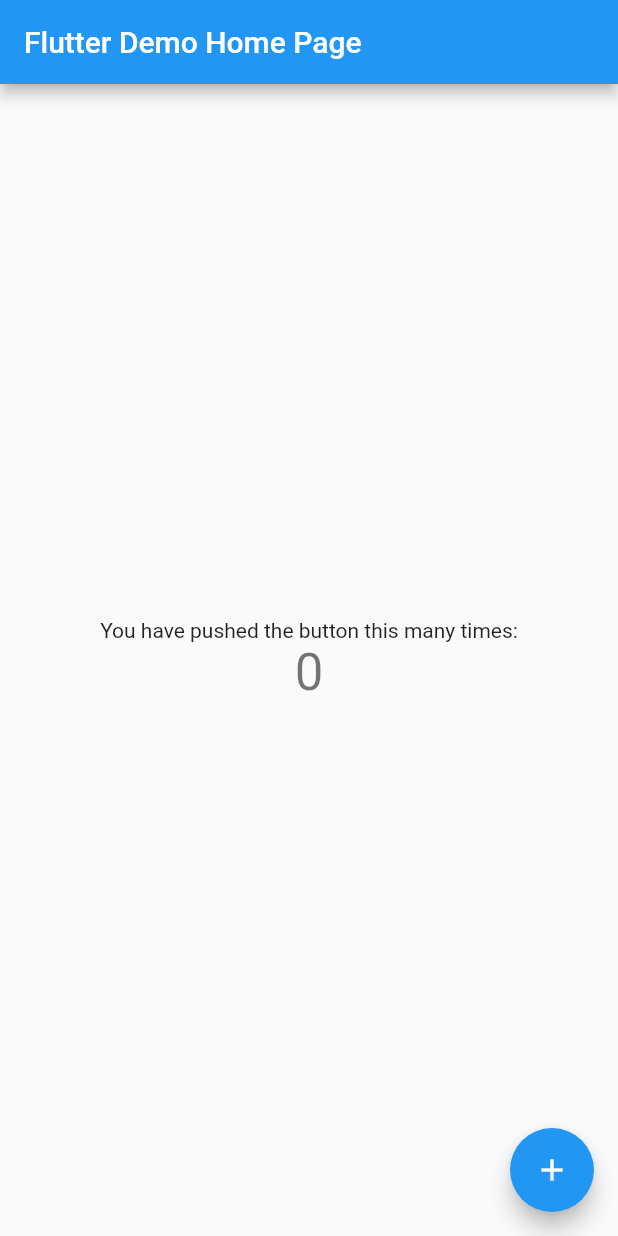
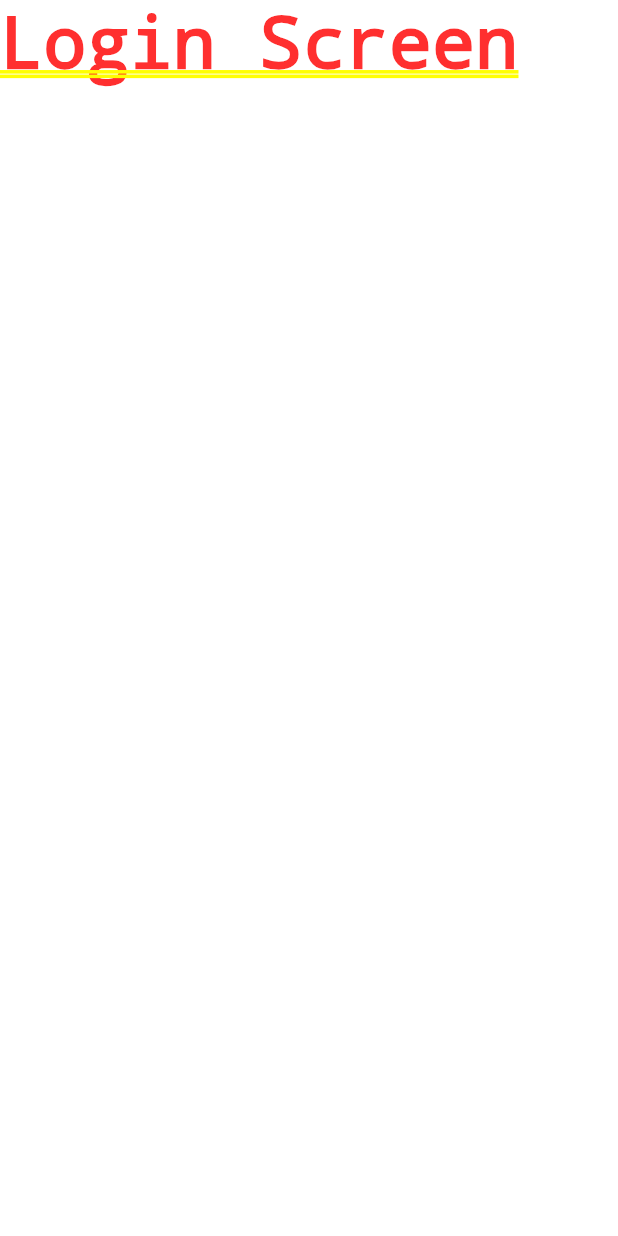
Before and after one commit to johnreyes96/survey, a Flutter app: the screen it shows after launch, on a phone screen of 412 x 824 dp. Run offline on Flutter 3.47's test engine with Material 2 defaults, Android fonts, the phone set to English and light mode, and no system bars.

Commit message:
main screen and initial login screen

```diff
--- a/lib/main.dart
+++ b/lib/main.dart
@@ -1,115 +1,34 @@
 import 'package:flutter/material.dart';
 
-void main() {
-  runApp(const MyApp());
+import 'package:survey_app/screens/login_screen.dart';
+
+void main() => runApp(MyApp());
+
+class MyApp extends StatefulWidget {
+  const MyApp({ Key? key }) : super(key: key);
+
+  @override
+  _MyAppState createState() => _MyAppState();
 }
 
-class MyApp extends StatelessWidget {
-  const MyApp({Key? key}) : super(key: key);
-
-  // This widget is the root of your application.
-  @override
-  Widget build(BuildContext context) {
-    return MaterialApp(
-      title: 'Flutter Demo',
-      theme: ThemeData(
-        // This is the theme of your application.
-        //
-        // Try running your application with "flutter run". You'll see the
-        // application has a blue toolbar. Then, without quitting the app, try
-        // changing the primarySwatch below to Colors.green and then invoke
-        // "hot reload" (press "r" in the console where you ran "flutter run",
-        // or simply save your changes to "hot reload" in a Flutter IDE).
-        // Notice that the counter didn't reset back to zero; the application
-        // is not restarted.
-        primarySwatch: Colors.blue,
-      ),
-      home: const MyHomePage(title: 'Flutter Demo Home Page'),
-    );
-  }
-}
-
-class MyHomePage extends StatefulWidget {
-  const MyHomePage({Key? key, required this.title}) : super(key: key);
-
-  // This widget is the home page of your application. It is stateful, meaning
-  // that it has a State object (defined below) that contains fields that affect
-  // how it looks.
-
-  // This class is the configuration for the state. It holds the values (in this
-  // case the title) provided by the parent (in this case the App widget) and
-  // used by the build method of the State. Fields in a Widget subclass are
-  // always marked "final".
-
-  final String title;
+class _MyAppState extends State<MyApp> {
 
   @override
-  State<MyHomePage> createState() => _MyHomePageState();
-}
-
-class _MyHomePageState extends State<MyHomePage> {
-  int _counter = 0;
-
-  void _incrementCounter() {
-    setState(() {
-      // This call to setState tells the Flutter framework that something has
-      // changed in this State, which causes it to rerun the build method below
-      // so that the display can reflect the updated values. If we changed
-      // _counter without calling setState(), then the build method would not be
-      // called again, and so nothing would appear to happen.
-      _counter++;
-    });
+  void initState() {
+    super.initState();
   }
 
   @override
   Widget build(BuildContext context) {
-    // This method is rerun every time setState is called, for instance as done
-    // by the _incrementCounter method above.
-    //
-    // The Flutter framework has been optimized to make rerunning build methods
-    // fast, so that you can just rebuild anything that needs updating rather
-    // than having to individually change instances of widgets.
-    return Scaffold(
-      appBar: AppBar(
-        // Here we take the value from the MyHomePage object that was created by
-        // the App.build method, and use it to set our appbar title.
-        title: Text(widget.title),
+    return MaterialApp(
+      debugShowCheckedModeBanner: false,
+      themeMode: ThemeMode.light,
+      darkTheme: ThemeData.dark().copyWith(
+        scaffoldBackgroundColor: Colors.black,
+        colorScheme: ColorScheme.fromSwatch().copyWith(secondary: Colors.white),
       ),
-      body: Center(
-        // Center is a layout widget. It takes a single child and positions it
-        // in the middle of the parent.
-        child: Column(
-          // Column is also a layout widget. It takes a list of children and
-          // arranges them vertically. By default, it sizes itself to fit its
-          // children horizontally, and tries to be as tall as its parent.
-          //
-          // Invoke "debug painting" (press "p" in the console, choose the
-          // "Toggle Debug Paint" action from the Flutter Inspector in Android
-          // Studio, or the "Toggle Debug Paint" command in Visual Studio Code)
-          // to see the wireframe for each widget.
-          //
-          // Column has various properties to control how it sizes itself and
-          // how it positions its children. Here we use mainAxisAlignment to
-          // center the children vertically; the main axis here is the vertical
-          // axis because Columns are vertical (the cross axis would be
-          // horizontal).
-          mainAxisAlignment: MainAxisAlignment.center,
-          children: <Widget>[
-            const Text(
-              'You have pushed the button this many times:',
-            ),
-            Text(
-              '$_counter',
-              style: Theme.of(context).textTheme.headline4,
-            ),
-          ],
-        ),
-      ),
-      floatingActionButton: FloatingActionButton(
-        onPressed: _incrementCounter,
-        tooltip: 'Increment',
-        child: const Icon(Icons.add),
-      ), // This trailing comma makes auto-formatting nicer for build methods.
+      title: 'Survey App',
+      home: const LoginScreen()
     );
   }
 }
--- /dev/null
+++ b/lib/screens/login_screen.dart
@@ -0,0 +1,17 @@
+import 'package:flutter/material.dart';
+
+class LoginScreen extends StatefulWidget {
+  const LoginScreen({ Key? key }) : super(key: key);
+
+  @override
+  _LoginScreenState createState() => _LoginScreenState();
+}
+
+class _LoginScreenState extends State<LoginScreen> {
+  @override
+  Widget build(BuildContext context) {
+    return Container(
+      child: Text('Login Screen')
+    );
+  }
+}
```
Also changed, not shown: lib/screens/wait_screen.dart (added, +36 -0 lines), 1 other file.
